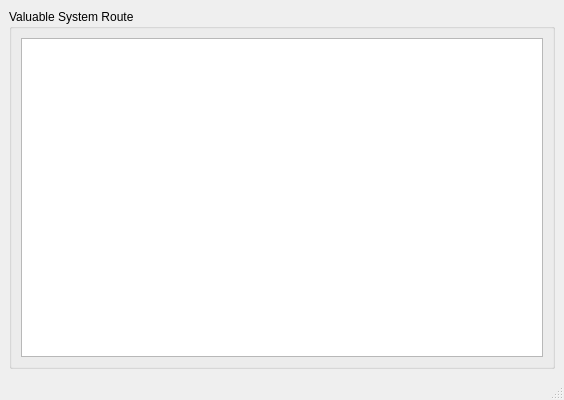
First picture: the form in src/ValuablePlanetRouteViewer.ui, repository neotron/EDPathFinder, before the edit.
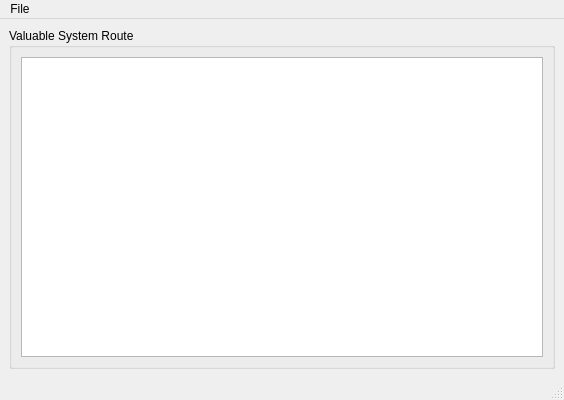
Second picture: the form after the edit.

The edit to the form file:
```diff
--- a/src/ValuablePlanetRouteViewer.ui
+++ b/src/ValuablePlanetRouteViewer.ui
@@ -90,6 +90,14 @@
      <height>22</height>
     </rect>
    </property>
+   <widget class="QMenu" name="menuFile">
+    <property name="title">
+     <string>File</string>
+    </property>
+    <addaction name="actionExport_as_CSV"/>
+    <addaction name="actionExport_as_Tab_Newline_Separated"/>
+   </widget>
+   <addaction name="menuFile"/>
   </widget>
   <widget class="QStatusBar" name="statusbar"/>
  </widget>
```
Left out of the diff: 53 changed lines with no effect on the pictures.
